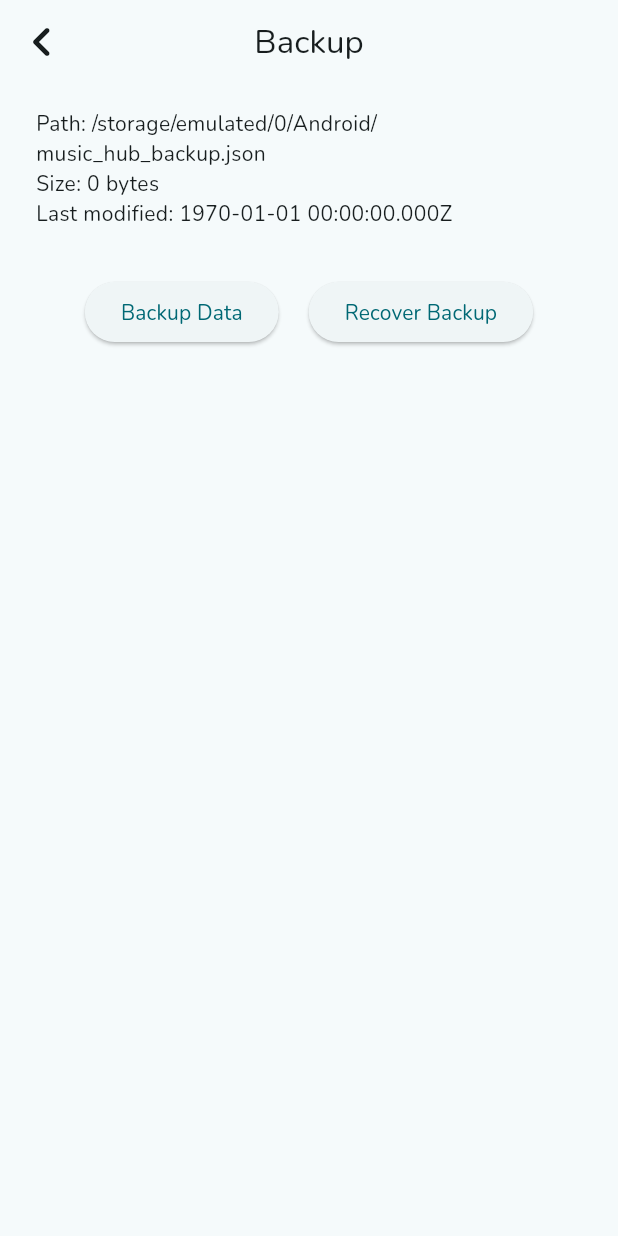
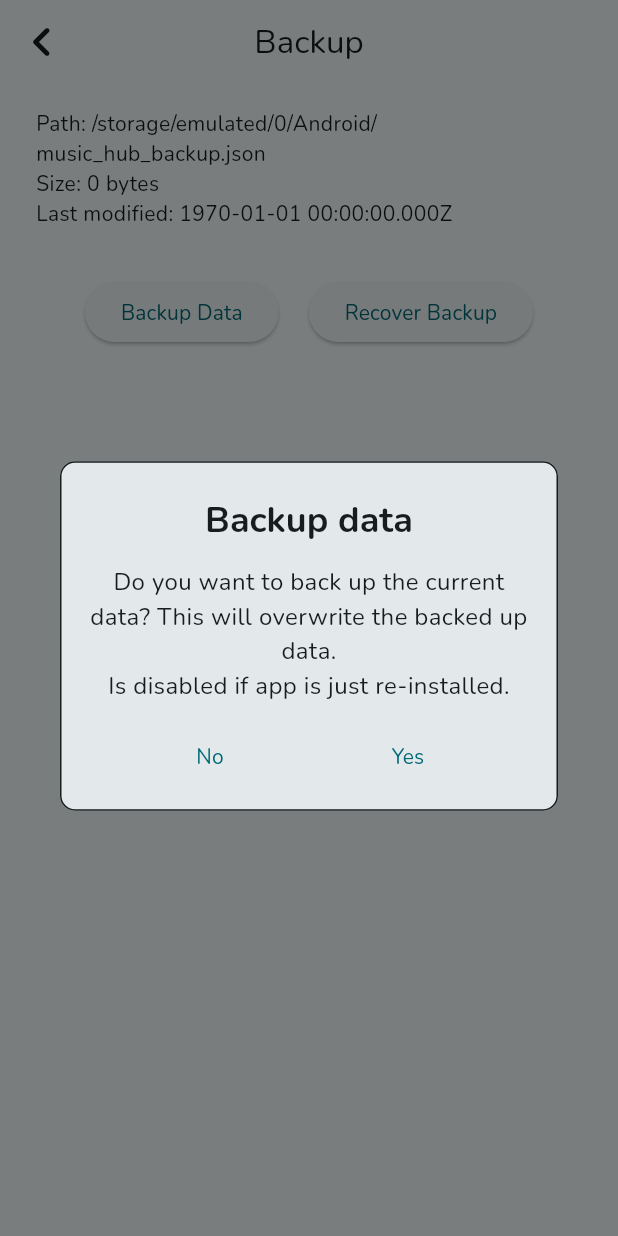
Before and after one commit to Bill-GD/music_player_app, a Flutter app: the BackupScreen screen opened directly, after a tap on "Backup Data", on a phone screen of 412 x 824 dp. Run offline on Flutter 3.47's test engine with Material 3 defaults, Android fonts, the phone set to English and light mode, and no system bars; our stand-ins replace audio_service, audio_video_progress_bar, connectivity_plus, dio, flutter_animate, font_awesome_flutter and 5 more; missing offline and left inert: filesystem_picker, flutter_media_metadata, youtube_explode_dart; accounts and stored records are empty; network calls fail; statements that could not run were skipped.

Commit message:
widget error & downloader fixes
- changed android back to kotlin
- page to show widget error and stacktrace
- bu on launch is diabled if re-installed
- no longer update song list after downloading
- confirm before backing up data
- fixed can exit while downloading using phone's back button
- fixed broken progress bar
- fixed deleting song with relative path

```diff
--- a/lib/globals/widgets.dart
+++ b/lib/globals/widgets.dart
@@ -171,7 +171,7 @@ Future<void> showSongOptionsMenu(
                     }
                     Globals.audioHandler.pause();
                     await song.delete();
-                    File(song.path).deleteSync();
+                    File(Globals.downloadPath + song.path).deleteSync();
                     songDeleted = true;
                     if (context.mounted) Navigator.of(context).pop();
                   },
--- a/lib/main_screen/backup.dart
+++ b/lib/main_screen/backup.dart
@@ -61,7 +61,29 @@ class _BackupScreenState extends State<BackupScreen> {
                 children: [
                   ElevatedButton(
                     onPressed: () async {
-                      await backupData(context, bu);
+                      final res = await dialogWithActions<bool>(
+                        context,
+                        title: 'Backup data',
+                        titleFontSize: 24,
+                        textContent: 'Do you want to back up the current data? '
+                            'This will overwrite the backed up data.\n'
+                            'Is disabled if app is just re-installed.',
+                        contentFontSize: 16,
+                        time: 300.ms,
+                        barrierDismissible: false,
+                        actions: [
+                          TextButton(
+                            onPressed: () => Navigator.of(context).pop(),
+                            child: const Text('No'),
+                          ),
+                          TextButton(
+                            onPressed: () => Navigator.of(context).pop(true),
+                            child: const Text('Yes'),
+                          ),
+                        ],
+                      );
+                      if (res != true) return;
+                      if (context.mounted) await backupData(context, bu);
                       setState(() => getFileStats());
                     },
                     child: const Text('Backup Data'),
@@ -75,7 +97,7 @@ class _BackupScreenState extends State<BackupScreen> {
 
                       final res = await dialogWithActions<bool>(
                         context,
-                        title: 'Overwrite Data',
+                        title: 'Overwrite data',
                         titleFontSize: 24,
                         textContent: 'Do you want to recover data from backup? '
                             'This will overwrite current data '
--- a/lib/main_screen/main_screen.dart
+++ b/lib/main_screen/main_screen.dart
@@ -81,6 +81,9 @@ class _MainScreenState extends State<MainScreen> with SingleTickerProviderStateM
     PermissionStatus storagePermissionStatus = await Permission.manageExternalStorage.status;
     if (!storagePermissionStatus.isGranted && context.mounted) {
       LogHandler.log('Storage permission not granted, redirecting to request page');
+
+      Config.backupOnLaunch = false;
+      Config.saveConfig();
 
       if (mounted) {
         await showDialog(
--- a/lib/music_downloader/youtube_downloader.dart
+++ b/lib/music_downloader/youtube_downloader.dart
@@ -54,7 +54,11 @@ Future<Map<String, dynamic>?> getYouTubeVideoData(BuildContext context, String u
 }
 
 Future<void> downloadYoutubeMP3(
-    BuildContext context, String url, String videoTitle, void Function(int, int) onReceiveProgress) async {
+  BuildContext context,
+  String url,
+  String videoTitle,
+  void Function(int, int) onReceiveProgress,
+) async {
   final yt = YoutubeExplode();
   final dio = Dio();
   final file = File('/storage/emulated/0/Download/${sanitizeFilePath(videoTitle)}.mp3');
```
Also changed, not shown: lib/main.dart (+15 -0 lines), lib/main_screen/drawer.dart (+2 -8 lines), lib/music_downloader/music_downloader.dart (+28 -28 lines), lib/widgets/widget_error.dart (added, +46 -0 lines), 3 other files.
